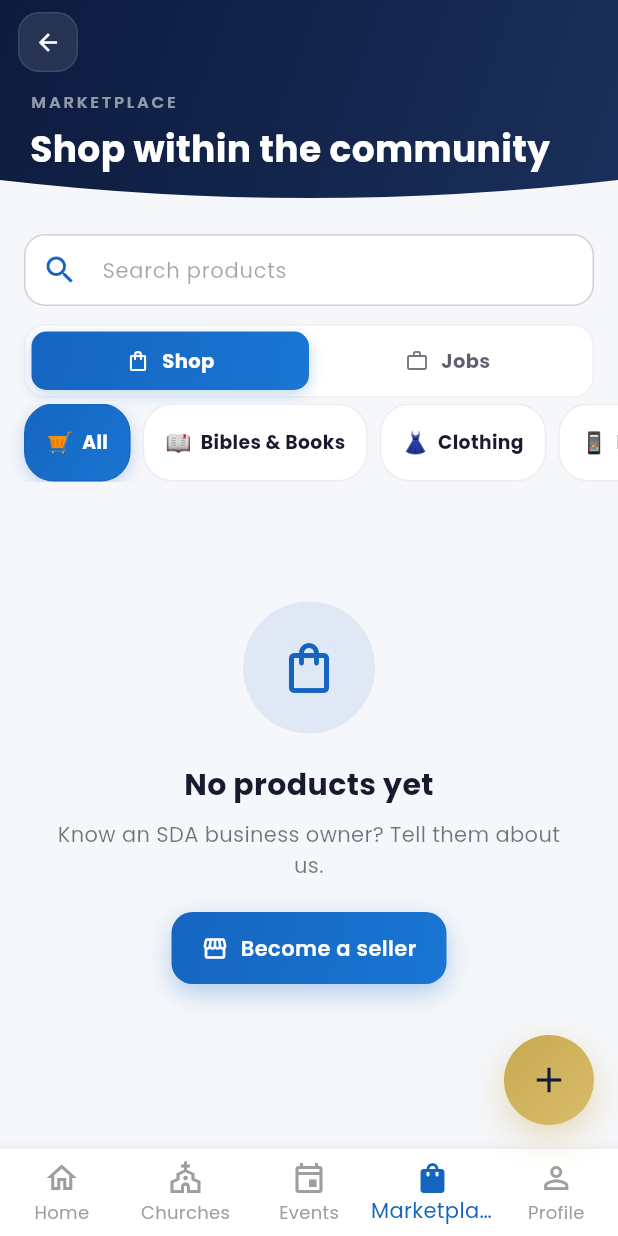
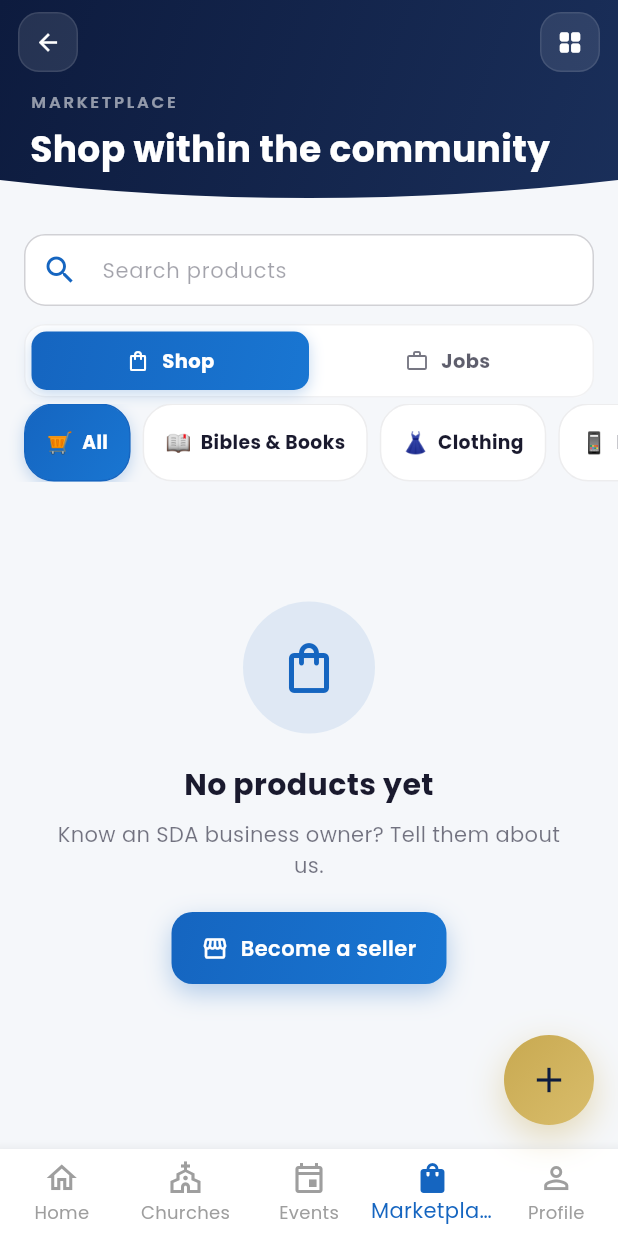
Before and after one commit to mtechstudioszw/adventconnectzw, a Flutter app: the MarketplaceScreen screen opened by its route, on a phone screen of 412 x 824 dp. Run offline on Flutter 3.47's test engine with Material 3 defaults, Android fonts, the phone set to English and light mode, and no system bars; our stand-ins replace audioplayers, firebase_core, firebase_messaging, flutter_local_notifications, flutter_secure_storage, go_router and 4 more; missing offline and left inert: flutter_windowmanager, record; accounts and stored records are empty; network calls fail.

Commit message:
Add categories shortcut to the marketplace hero
Surfaces a grid icon next to the back button that pushes the existing
'categories' route, so members can jump straight from the marketplace
home into browse-by-category without scrolling through the chips.

Co-Authored-By: Claude Opus 4.7 <noreply@anthropic.com>

```diff
--- a/lib/screens/marketplace/marketplace_screen.dart
+++ b/lib/screens/marketplace/marketplace_screen.dart
@@ -150,6 +150,10 @@ class _MarketplaceScreenState extends State<MarketplaceScreen>
                           : context.goNamed('home'),
                     ),
                     const Spacer(),
+                    _CircleIconButton(
+                      icon: Icons.grid_view_rounded,
+                      onTap: () => context.pushNamed('categories'),
+                    ),
                   ],
                 ),
                 const SizedBox(height: 12),
```
